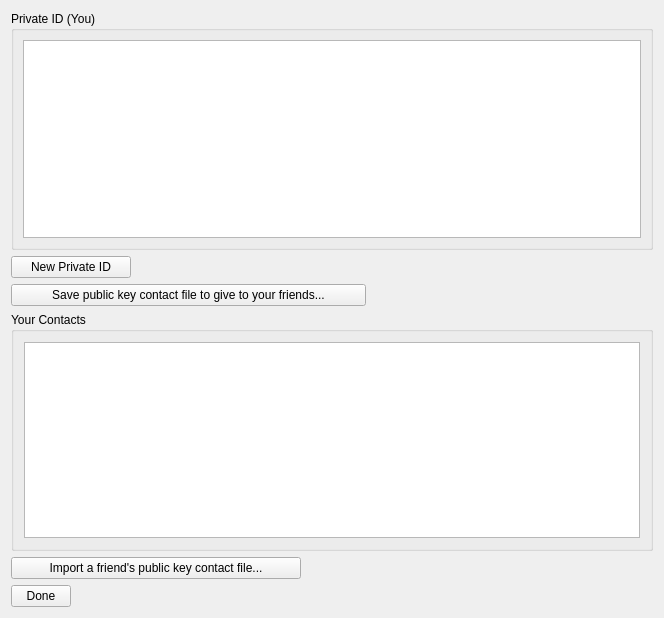
This is keylisteditor.ui in localoptimum/warp2 as Qt 5 draws it before an edit. The edited form follows.
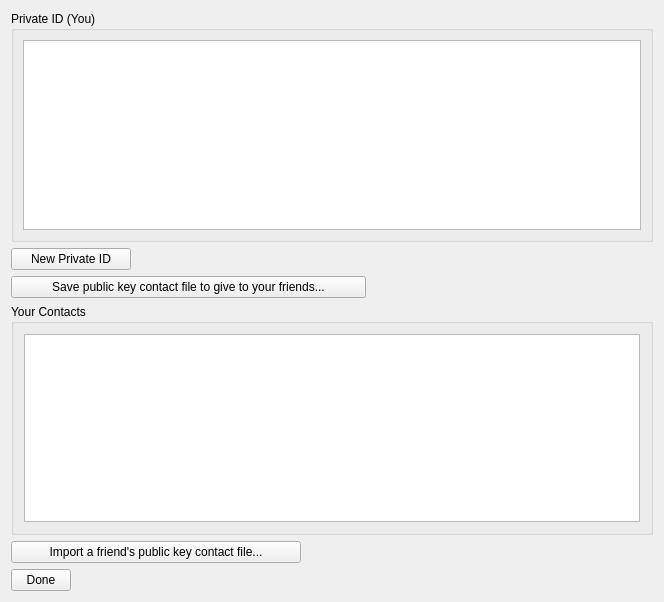
This is the edited form.

Patch:
```diff
--- a/keylisteditor.ui
+++ b/keylisteditor.ui
@@ -7,7 +7,7 @@
     <x>0</x>
     <y>0</y>
     <width>664</width>
-    <height>618</height>
+    <height>602</height>
    </rect>
   </property>
   <property name="windowTitle">
```
